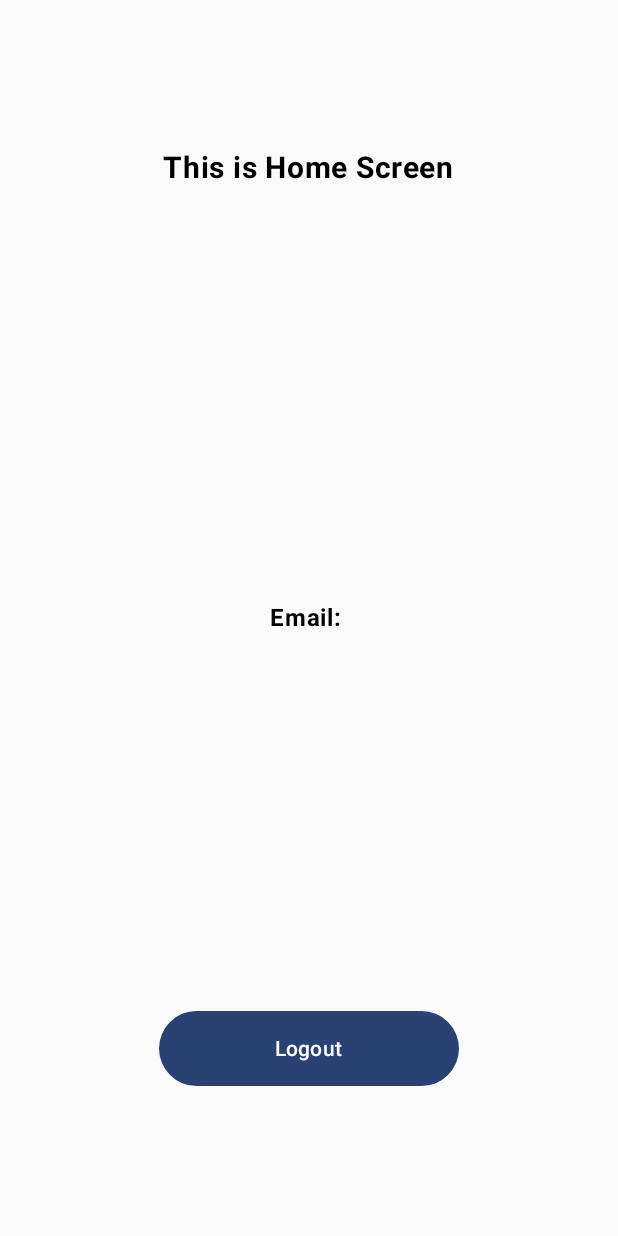
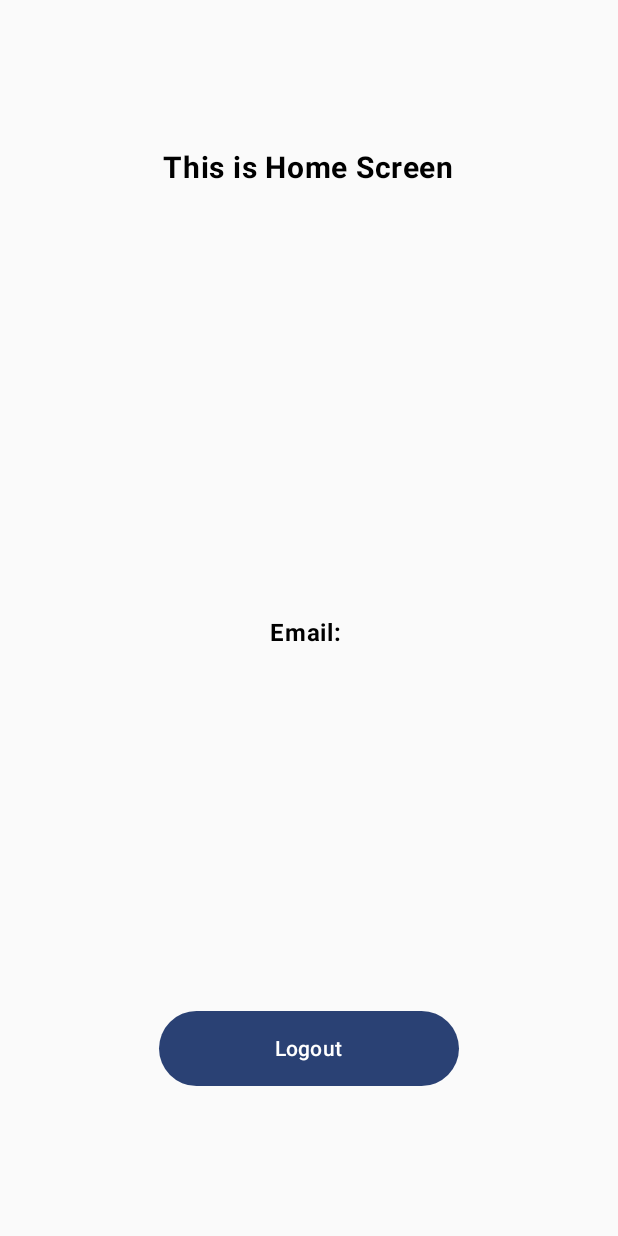
Before and after one commit to delon-nazara/campus-project-pm-end-semester, an Android app built with Jetpack Compose: the HomeScreen screen opened through its navigation route, on a phone screen of 412 x 824 dp. Run offline under Robolectric (Android 15) with nearby library versions, the phone set to English and light mode, and no system bars; our stand-ins replace Firebase (no records; nobody signed in at launch, a user with empty details on screens opened directly).

```diff
--- a/app/src/main/java/com/example/proyekakhirpemrogramanmobile/view/HomeScreen.kt
+++ b/app/src/main/java/com/example/proyekakhirpemrogramanmobile/view/HomeScreen.kt
@@ -1,7 +1,11 @@
 package com.example.proyekakhirpemrogramanmobile.view
 
+import androidx.compose.foundation.layout.Arrangement
 import androidx.compose.foundation.layout.Box
+import androidx.compose.foundation.layout.Column
+import androidx.compose.foundation.layout.Spacer
 import androidx.compose.foundation.layout.fillMaxSize
+import androidx.compose.foundation.layout.fillMaxWidth
 import androidx.compose.foundation.layout.height
 import androidx.compose.foundation.layout.padding
 import androidx.compose.foundation.layout.width
@@ -32,11 +36,20 @@ fun HomeScreen(
             fontSize = 20.sp,
             modifier = Modifier.align(Alignment.TopCenter)
         )
-        Text(
-            text = stringResource(R.string.display_email, email ?: "not found"),
-            fontWeight = FontWeight.Bold,
-            modifier = Modifier.align(Alignment.Center)
-        )
+        Column(
+            horizontalAlignment = Alignment.CenterHorizontally,
+            verticalArrangement = Arrangement.Center,
+            modifier = Modifier
+                .fillMaxWidth()
+                .align(Alignment.Center)
+        ) {
+            // image
+            Spacer(modifier = Modifier.height(20.dp))
+            Text(
+                text = stringResource(R.string.display_email, email ?: "not found"),
+                fontWeight = FontWeight.Bold,
+            )
+        }
         Button(
             onClick = onLogoutButtonClicked,
             modifier = Modifier
--- a/build.gradle.kts
+++ b/build.gradle.kts
@@ -3,6 +3,6 @@ plugins {
     alias(libs.plugins.android.application) apply false
     alias(libs.plugins.kotlin.android) apply false
 
-    // google-services for firebase
+    // Google Services for Firebase
     id("com.google.gms.google-services") version "4.4.2" apply false
 }
--- a/gradle/libs.versions.toml
+++ b/gradle/libs.versions.toml
@@ -1,5 +1,7 @@
 [versions]
 agp = "8.6.1"
+cloudinaryAndroid = "3.0.2"
+dotenvKotlin = "6.4.2"
 firebaseAuthKtx = "23.1.0"
 firebaseBom = "33.5.1"
 kotlin = "1.9.0"
@@ -16,6 +18,8 @@ navigationCompose = "2.8.3"
 [libraries]
 androidx-core-ktx = { group = "androidx.core", name = "core-ktx", version.ref = "coreKtx" }
 androidx-navigation-compose = { module = "androidx.navigation:navigation-compose", version.ref = "navigationCompose" }
+cloudinary-android = { module = "com.cloudinary:cloudinary-android", version.ref = "cloudinaryAndroid" }
+dotenv-kotlin = { module = "io.github.cdimascio:dotenv-kotlin", version.ref = "dotenvKotlin" }
 firebase-bom = { module = "com.google.firebase:firebase-bom", version.ref = "firebaseBom" }
 firebase-firestore = { module = "com.google.firebase:firebase-firestore" }
 google-firebase-auth-ktx = { module = "com.google.firebase:firebase-auth-ktx", version.ref = "firebaseAuthKtx" }
```
Also changed, not shown: app/build.gradle.kts (+12 -6 lines), 1 other file.
